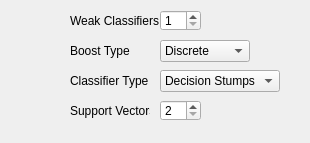
The window that _AlgorithmsPlugins/OpenCV/paramsBoost.ui (b4silio/MLDemos) describes before a commit, drawn with Qt 5.
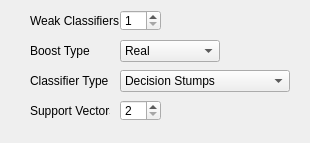
The same window after the commit.

Commit message: FIXED: Bugfixes and changes from Clang Static Analysis FIXED: Boost Classification now does not crash by default (removed Discrete Adaboost that seemed to be the main offender), and re-normalised the output response between -3 and 3 (visible spectrum) CHANGED: On mac the main version of Qt is now 5.11, OpenCV 3.4

The edit to the form file:
```diff
--- a/_AlgorithmsPlugins/OpenCV/paramsBoost.ui
+++ b/_AlgorithmsPlugins/OpenCV/paramsBoost.ui
@@ -16,7 +16,7 @@
   <widget class="QSpinBox" name="boostCountSpin">
    <property name="geometry">
     <rect>
-     <x>160</x>
+     <x>120</x>
      <y>10</y>
      <width>41</width>
      <height>21</height>
@@ -45,9 +45,9 @@
   <widget class="QComboBox" name="boostLearnerType">
    <property name="geometry">
     <rect>
-     <x>160</x>
+     <x>120</x>
      <y>70</y>
-     <width>120</width>
+     <width>170</width>
      <height>22</height>
     </rect>
    </property>
@@ -102,7 +102,7 @@
   <widget class="QLabel" name="label_23">
    <property name="geometry">
     <rect>
-     <x>70</x>
+     <x>30</x>
      <y>70</y>
      <width>81</width>
      <height>21</height>
@@ -120,7 +120,7 @@
   <widget class="QLabel" name="label_13">
    <property name="geometry">
     <rect>
-     <x>70</x>
+     <x>30</x>
      <y>10</y>
      <width>91</width>
      <height>21</height>
@@ -141,7 +141,7 @@
    </property>
    <property name="geometry">
     <rect>
-     <x>160</x>
+     <x>120</x>
      <y>100</y>
      <width>41</width>
      <height>21</height>
@@ -175,7 +175,7 @@
    </property>
    <property name="geometry">
     <rect>
-     <x>70</x>
+     <x>30</x>
      <y>100</y>
      <width>80</width>
      <height>21</height>
@@ -193,9 +193,9 @@
   <widget class="QComboBox" name="boostType">
    <property name="geometry">
     <rect>
-     <x>160</x>
+     <x>120</x>
      <y>40</y>
-     <width>90</width>
+     <width>100</width>
      <height>22</height>
     </rect>
    </property>
@@ -211,11 +211,6 @@
 &lt;/style&gt;&lt;/head&gt;&lt;body style=&quot; font-family:'Lucida Grande'; font-size:9pt; font-weight:400; font-style:normal;&quot;&gt;
 &lt;p style=&quot;-qt-paragraph-type:empty; margin-top:0px; margin-bottom:0px; margin-left:0px; margin-right:0px; -qt-block-indent:0; text-indent:0px;&quot;&gt;&lt;/p&gt;&lt;/body&gt;&lt;/html&gt;</string>
    </property>
-   <item>
-    <property name="text">
-     <string>Discrete</string>
-    </property>
-   </item>
    <item>
     <property name="text">
      <string>Real</string>
@@ -235,7 +230,7 @@
   <widget class="QLabel" name="label_24">
    <property name="geometry">
     <rect>
-     <x>70</x>
+     <x>30</x>
      <y>40</y>
      <width>70</width>
      <height>21</height>
```
The commit also changes 136 other files.
